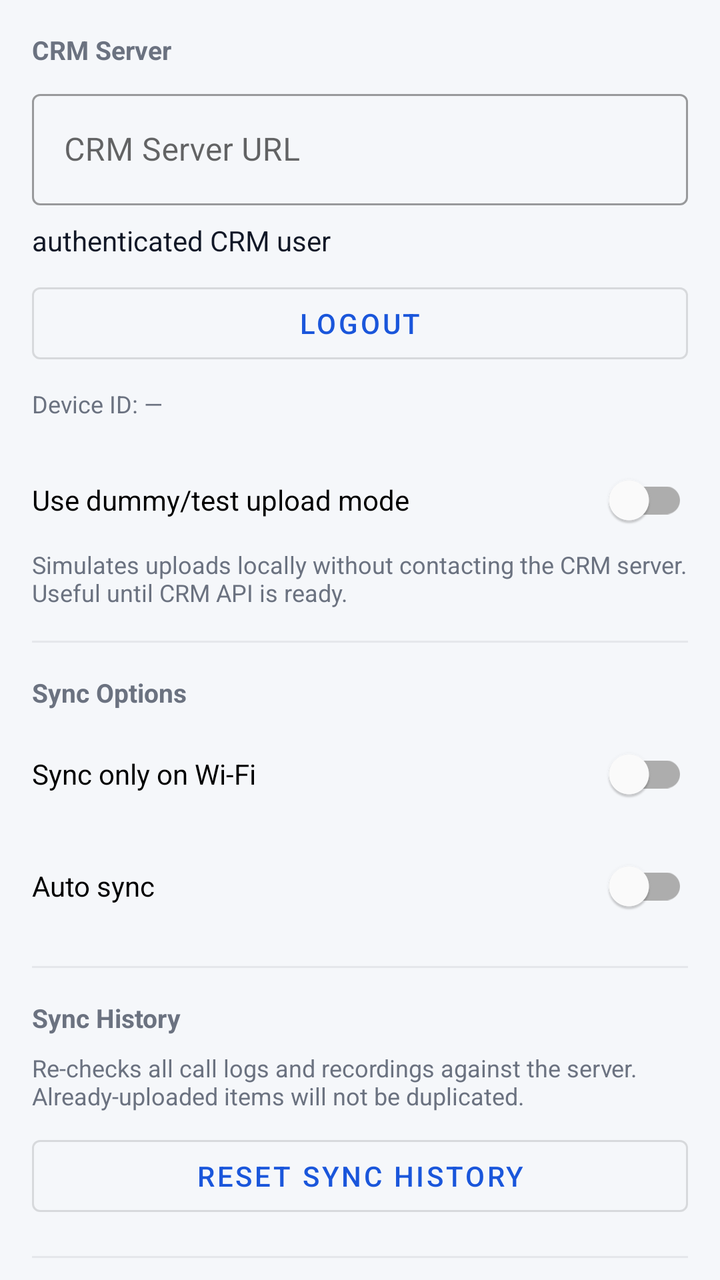
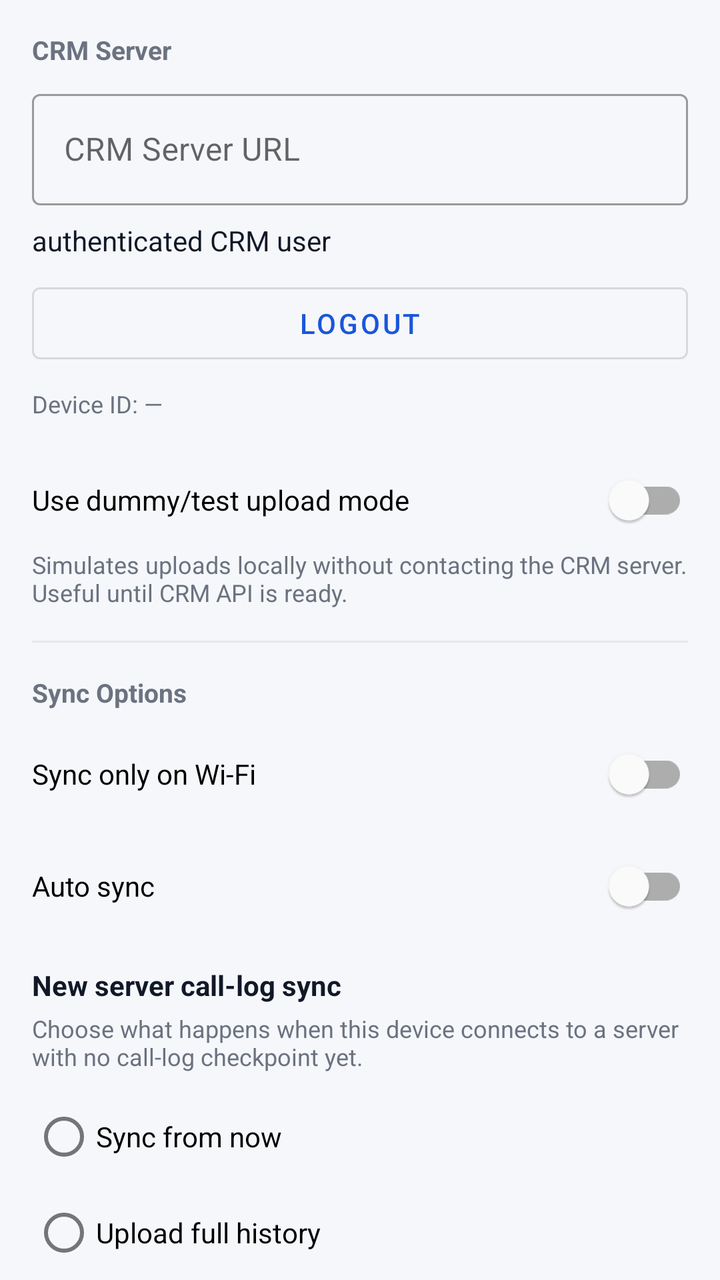

Screens rendered from an Android XML layout before and after an edit, with the pre-edit source and the edit as a unified diff.
<!-- AndroidManifest.xml: application theme Theme.InfraSpineCallSync -->
<!-- res/layout/fragment_settings.xml -->
<?xml version="1.0" encoding="utf-8"?>
<androidx.core.widget.NestedScrollView
    xmlns:android="http://schemas.android.com/apk/res/android"
    xmlns:app="http://schemas.android.com/apk/res-auto"
    android:layout_width="match_parent"
    android:layout_height="match_parent"
    android:background="@color/background"
    android:fillViewport="true">

    <LinearLayout
        android:layout_width="match_parent"
        android:layout_height="wrap_content"
        android:orientation="vertical"
        android:padding="@dimen/spacing_md">

        
        <TextView
            android:layout_width="wrap_content"
            android:layout_height="wrap_content"
            android:text="@string/server_section_title"
            android:textColor="@color/text_secondary"
            android:textSize="13sp"
            android:textStyle="bold"
            android:layout_marginBottom="@dimen/spacing_sm" />

        <com.google.android.material.textfield.TextInputLayout
            android:id="@+id/layoutCrmUrl"
            style="@style/Widget.MaterialComponents.TextInputLayout.OutlinedBox"
            android:layout_width="match_parent"
            android:layout_height="wrap_content"
            android:hint="@string/crm_server_url">

            <com.google.android.material.textfield.TextInputEditText
                android:id="@+id/editCrmUrl"
                android:layout_width="match_parent"
                android:layout_height="wrap_content"
                android:inputType="textUri"
                android:singleLine="true" />
        </com.google.android.material.textfield.TextInputLayout>

        <TextView
            android:id="@+id/textLoggedInUser"
            android:layout_width="match_parent"
            android:layout_height="wrap_content"
            android:layout_marginTop="@dimen/spacing_sm"
            android:text="@string/login_unknown_user"
            android:textColor="@color/text_primary"
            android:textSize="14sp" />

        <com.google.android.material.button.MaterialButton
            android:id="@+id/buttonLogout"
            style="@style/Widget.MaterialComponents.Button.OutlinedButton"
            android:layout_width="match_parent"
            android:layout_height="wrap_content"
            android:layout_marginTop="@dimen/spacing_sm"
            android:text="@string/logout" />

        <TextView
            android:id="@+id/textDeviceId"
            android:layout_width="match_parent"
            android:layout_height="wrap_content"
            android:layout_marginTop="@dimen/spacing_sm"
            android:textColor="@color/text_secondary"
            android:textSize="12sp"
            android:text="Device ID: —" />

        <com.google.android.material.switchmaterial.SwitchMaterial
            android:id="@+id/switchDummyMode"
            android:layout_width="match_parent"
            android:layout_height="wrap_content"
            android:layout_marginTop="@dimen/spacing_md"
            android:text="@string/dummy_test_mode" />

        <TextView
            android:layout_width="match_parent"
            android:layout_height="wrap_content"
            android:text="@string/dummy_test_mode_summary"
            android:textColor="@color/text_secondary"
            android:textSize="12sp" />

        <View
            android:layout_width="match_parent"
            android:layout_height="1dp"
            android:layout_marginVertical="@dimen/spacing_md"
            android:background="@color/divider" />

        
        <TextView
            android:layout_width="wrap_content"
            android:layout_height="wrap_content"
            android:text="@string/sync_section_title"
            android:textColor="@color/text_secondary"
            android:textSize="13sp"
            android:textStyle="bold"
            android:layout_marginBottom="@dimen/spacing_sm" />

        <com.google.android.material.switchmaterial.SwitchMaterial
            android:id="@+id/switchWifiOnly"
            android:layout_width="match_parent"
            android:layout_height="wrap_content"
            android:text="@string/sync_wifi_only" />

        <com.google.android.material.switchmaterial.SwitchMaterial
            android:id="@+id/switchAutoSync"
            android:layout_width="match_parent"
            android:layout_height="wrap_content"
            android:layout_marginTop="@dimen/spacing_sm"
            android:text="@string/auto_sync" />

        <View
            android:layout_width="match_parent"
            android:layout_height="1dp"
            android:layout_marginVertical="@dimen/spacing_md"
            android:background="@color/divider" />

        
        <TextView
            android:layout_width="wrap_content"
            android:layout_height="wrap_content"
            android:text="@string/sync_history_section_title"
            android:textColor="@color/text_secondary"
            android:textSize="13sp"
            android:textStyle="bold"
            android:layout_marginBottom="@dimen/spacing_sm" />

        <TextView
            android:layout_width="match_parent"
            android:layout_height="wrap_content"
            android:layout_marginBottom="@dimen/spacing_sm"
            android:text="@string/reset_sync_history_summary"
            android:textColor="@color/text_secondary"
            android:textSize="12sp" />

        <com.google.android.material.button.MaterialButton
            android:id="@+id/buttonResetSyncHistory"
            style="@style/Widget.MaterialComponents.Button.OutlinedButton"
            android:layout_width="match_parent"
            android:layout_height="wrap_content"
            android:text="@string/reset_sync_history" />

        <View
            android:layout_width="match_parent"
            android:layout_height="1dp"
            android:layout_marginVertical="@dimen/spacing_md"
            android:background="@color/divider" />

        
        <TextView
            android:layout_width="wrap_content"
            android:layout_height="wrap_content"
            android:text="@string/folder_section_title"
            android:textColor="@color/text_secondary"
            android:textSize="13sp"
            android:textStyle="bold"
            android:layout_marginBottom="@dimen/spacing_sm" />

        <TextView
            android:id="@+id/textCurrentFolder"
            android:layout_width="match_parent"
            android:layout_height="wrap_content"
            android:textColor="@color/text_primary"
            android:textSize="14sp"
            android:text="@string/no_folder_selected" />

        <com.google.android.material.button.MaterialButton
            android:id="@+id/buttonChangeFolder"
            style="@style/Widget.MaterialComponents.Button.OutlinedButton"
            android:layout_width="match_parent"
            android:layout_height="wrap_content"
            android:layout_marginTop="@dimen/spacing_sm"
            android:text="@string/change_folder" />

        <com.google.android.material.button.MaterialButton
            android:id="@+id/buttonSaveSettings"
            style="@style/Widget.MaterialComponents.Button"
            android:layout_width="match_parent"
            android:layout_height="wrap_content"
            android:layout_marginTop="@dimen/spacing_lg"
            android:layout_marginBottom="@dimen/spacing_md"
            android:text="@string/save_settings" />

        <View
            android:layout_width="match_parent"
            android:layout_height="1dp"
            android:layout_marginVertical="@dimen/spacing_md"
            android:background="@color/divider" />

        
        <TextView
            android:layout_width="wrap_content"
            android:layout_height="wrap_content"
            android:text="@string/update_section_title"
            android:textColor="@color/text_secondary"
            android:textSize="13sp"
            android:textStyle="bold"
            android:layout_marginBottom="@dimen/spacing_sm" />

        <TextView
            android:id="@+id/textUpdateStatus"
            android:layout_width="match_parent"
            android:layout_height="wrap_content"
            android:layout_marginBottom="@dimen/spacing_sm"
            android:textColor="@color/text_secondary"
            android:textSize="13sp"
            android:visibility="gone"
            android:text="@string/update_up_to_date" />

        <com.google.android.material.button.MaterialButton
            android:id="@+id/buttonCheckForUpdates"
            style="@style/Widget.MaterialComponents.Button.OutlinedButton"
            android:layout_width="match_parent"
            android:layout_height="wrap_content"
            android:text="@string/check_for_updates" />

        <com.google.android.material.button.MaterialButton
            android:id="@+id/buttonDownloadUpdate"
            style="@style/Widget.MaterialComponents.Button"
            android:layout_width="match_parent"
            android:layout_height="wrap_content"
            android:layout_marginTop="@dimen/spacing_sm"
            android:layout_marginBottom="@dimen/spacing_md"
            android:visibility="gone"
            android:text="@string/update_download" />

    </LinearLayout>
</androidx.core.widget.NestedScrollView>
<!-- resources referenced by this layout -->
<resources>
  <color name="background">#F5F7FA</color>
  <color name="divider">#E5E7EB</color>
  <color name="text_primary">#111827</color>
  <color name="text_secondary">#6B7280</color>
  <dimen name="spacing_lg">24dp</dimen>
  <dimen name="spacing_md">16dp</dimen>
  <dimen name="spacing_sm">8dp</dimen>
  <string name="auto_sync">Auto sync</string>
  <string name="change_folder">Change Folder</string>
  <string name="check_for_updates">Check for Updates</string>
  <string name="crm_server_url">CRM Server URL</string>
  <string name="dummy_test_mode">Use dummy/test upload mode</string>
  <string name="dummy_test_mode_summary">Simulates uploads locally without contacting the CRM server. Useful until CRM API is ready.</string>
  <string name="folder_section_title">Recording Folder</string>
  <string name="login_unknown_user">authenticated CRM user</string>
  <string name="logout">Logout</string>
  <string name="no_folder_selected">No folder selected</string>
  <string name="reset_sync_history">Reset sync history</string>
  <string name="reset_sync_history_summary">Re-checks all call logs and recordings against the server. Already-uploaded items will not be duplicated.</string>
  <string name="save_settings">Save Settings</string>
  <string name="server_section_title">CRM Server</string>
  <string name="sync_history_section_title">Sync History</string>
  <string name="sync_section_title">Sync Options</string>
  <string name="sync_wifi_only">Sync only on Wi-Fi</string>
  <string name="update_download">Download update</string>
  <string name="update_section_title">App Updates</string>
  <string name="update_up_to_date">You\'re running the latest build</string>
  <style name="Theme.InfraSpineCallSync" parent="Theme.MaterialComponents.DayNight.NoActionBar">
          <item name="colorPrimary">@color/primary</item>
          <item name="colorPrimaryDark">@color/primary_dark</item>
          <item name="colorAccent">@color/secondary</item>
          <item name="colorOnPrimary">@color/on_primary</item>
          <item name="android:colorBackground">@color/background</item>
          <item name="colorSurface">@color/surface</item>
          <item name="android:statusBarColor">@color/primary_dark</item>
          <item name="android:windowLightStatusBar" tools:targetApi="m">false</item>
      </style>
  <color name="primary">#1A56DB</color>
  <color name="primary_dark">#1240A8</color>
  <color name="secondary">#0F766E</color>
  <color name="on_primary">#FFFFFF</color>
  <color name="surface">#FFFFFF</color>
</resources>

<!-- the commit's change to res/layout/fragment_settings.xml (unified diff, before → after) -->
@@ -107,6 +107,42 @@
             android:layout_marginTop="@dimen/spacing_sm"
             android:text="@string/auto_sync" />
 
+        <TextView
+            android:layout_width="match_parent"
+            android:layout_height="wrap_content"
+            android:layout_marginTop="@dimen/spacing_md"
+            android:text="@string/call_log_initial_sync_mode_title"
+            android:textColor="@color/text_primary"
+            android:textSize="14sp"
+            android:textStyle="bold" />
+
+        <TextView
+            android:layout_width="match_parent"
+            android:layout_height="wrap_content"
+            android:layout_marginTop="@dimen/spacing_xs"
+            android:text="@string/call_log_initial_sync_mode_summary"
+            android:textColor="@color/text_secondary"
+            android:textSize="12sp" />
+
+        <RadioGroup
+            android:id="@+id/radioGroupInitialSync"
+            android:layout_width="match_parent"
+            android:layout_height="wrap_content"
+            android:layout_marginTop="@dimen/spacing_sm">
+
+            <com.google.android.material.radiobutton.MaterialRadioButton
+                android:id="@+id/radioSyncFromNow"
+                android:layout_width="match_parent"
+                android:layout_height="wrap_content"
+                android:text="@string/call_log_sync_from_now" />
+
+            <com.google.android.material.radiobutton.MaterialRadioButton
+                android:id="@+id/radioUploadFullHistory"
+                android:layout_width="match_parent"
+                android:layout_height="wrap_content"
+                android:text="@string/call_log_upload_full_history" />
+        </RadioGroup>
+
         <View
             android:layout_width="match_parent"
             android:layout_height="1dp"
<!-- resource entries referenced after the edit -->
@@ -7,7 +7,12 @@
   <dimen name="spacing_lg">24dp</dimen>
   <dimen name="spacing_md">16dp</dimen>
   <dimen name="spacing_sm">8dp</dimen>
+  <dimen name="spacing_xs">4dp</dimen>
   <string name="auto_sync">Auto sync</string>
+  <string name="call_log_initial_sync_mode_summary">Choose what happens when this device connects to a server with no call-log checkpoint yet.</string>
+  <string name="call_log_initial_sync_mode_title">New server call-log sync</string>
+  <string name="call_log_sync_from_now">Sync from now</string>
+  <string name="call_log_upload_full_history">Upload full history</string>
   <string name="change_folder">Change Folder</string>
   <string name="check_for_updates">Check for Updates</string>
   <string name="crm_server_url">CRM Server URL</string>
